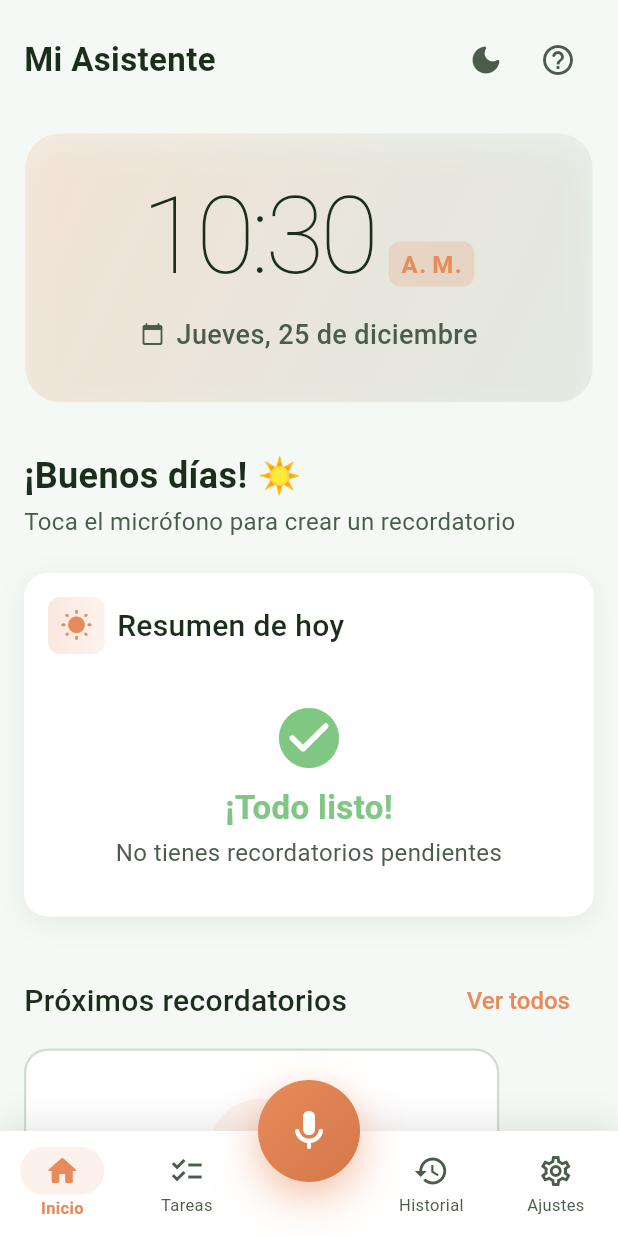
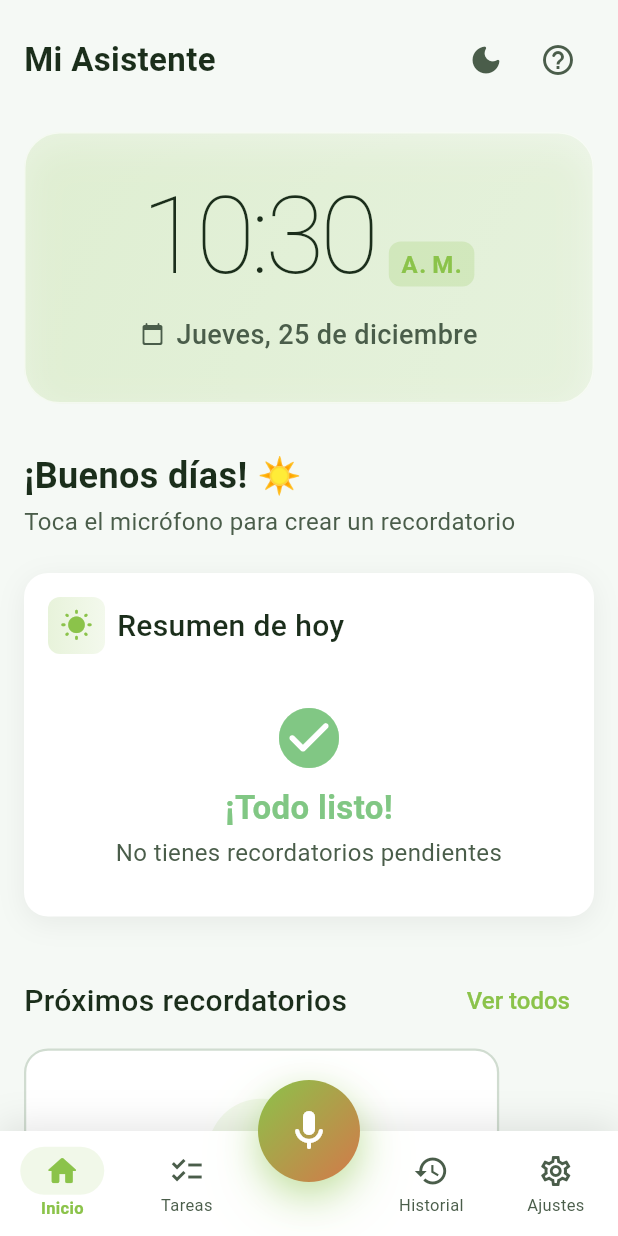
Before and after one commit to Tacuchi/let-me-know, a Flutter app: the screen it shows after launch, on a phone screen of 412 x 824 dp. Run offline on Flutter 3.47's test engine with Material 3 defaults, Android fonts, the phone set to English and light mode, and no system bars; our stand-ins replace drift, equatable, flutter_bloc, flutter_local_notifications, flutter_timezone, get_it and 5 more; accounts and stored records are empty; generated files the repository leaves out were written again; statements that could not run were skipped.

Commit message:
style: cambiar paleta de acentos de naranja a verde lima
- accentPrimary: #8BC34A (verde lima)
- accentSecondary: #AED581 (verde lima claro)
- accentTertiary: #689F38 (verde lima oscuro)
- Unificar paleta verde completa sin naranja

Co-Authored-By: Warp <agent@warp.dev>

```diff
--- a/lib/core/constants/app_colors.dart
+++ b/lib/core/constants/app_colors.dart
@@ -24,10 +24,10 @@ abstract final class AppColors {
   static const Color bgSecondary = Color(0xFFFFFFFF);    // Blanco
   static const Color bgTertiary = Color(0xFFEDF5ED);     // Verde pálido
 
-  // Acentos (naranja coral para acciones - contrasta con verde)
-  static const Color accentPrimary = Color(0xFFE88B5A);  // Naranja coral (FAB, mic)
-  static const Color accentSecondary = Color(0xFF26A69A); // Teal (secundario)
-  static const Color accentTertiary = Color(0xFF5C6BC0); // Indigo (terciario)
+  // Acentos (verde lima para acciones)
+  static const Color accentPrimary = Color(0xFF8BC34A);   // Verde lima (FAB, botones)
+  static const Color accentSecondary = Color(0xFFAED581); // Verde lima claro
+  static const Color accentTertiary = Color(0xFF689F38); // Verde lima oscuro
 
   // Texto
   static const Color textPrimary = Color(0xFF1B2E1B);    // Verde muy oscuro
@@ -51,8 +51,8 @@ abstract final class AppColors {
   static const Color bgTertiaryDark = Color(0xFF2A3D2A);   // Elementos elevados
 
   // Acentos en modo oscuro
-  static const Color accentPrimaryDark = Color(0xFFFFAB7A);   // Naranja claro
-  static const Color accentSecondaryDark = Color(0xFF80CBC4); // Teal claro
+  static const Color accentPrimaryDark = Color(0xFFAED581);   // Verde lima claro
+  static const Color accentSecondaryDark = Color(0xFFC5E1A5); // Verde lima muy claro
 
   // Texto en modo oscuro - colores claros para buen contraste
   static const Color textPrimaryDark = Color(0xFFF5F5F5);   // Casi blanco
@@ -71,7 +71,7 @@ abstract final class AppColors {
   static const Color error = Color(0xFFE57373);        // Rojo error
   static const Color errorContainer = Color(0xFFFFDAD6);
   static const Color warning = Color(0xFFFFB74D);      // Ámbar advertencia
-  static const Color recording = Color(0xFFFF7043);    // Naranja grabando
+  static const Color recording = Color(0xFF689F38);    // Verde lima oscuro grabando
 
   // Estados de recordatorios
   static const Color completed = Color(0xFF81C784);    // Verde completado
@@ -103,7 +103,7 @@ abstract final class AppColors {
   static const LinearGradient accentGradient = LinearGradient(
     begin: Alignment.topLeft,
     end: Alignment.bottomRight,
-    colors: [accentPrimary, Color(0xFFD4784A)],
+    colors: [accentPrimary, Color(0xFF689F38)],
   );
 
   static const LinearGradient surfaceGradient = LinearGradient(
```
